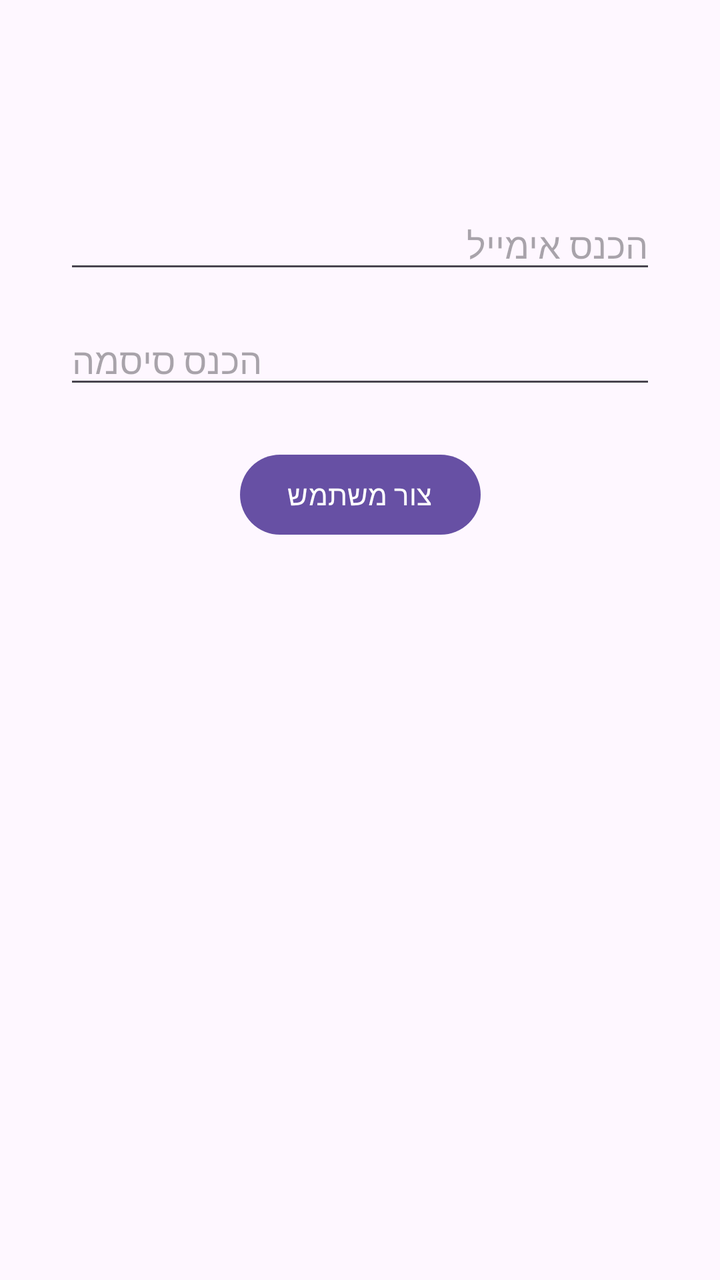
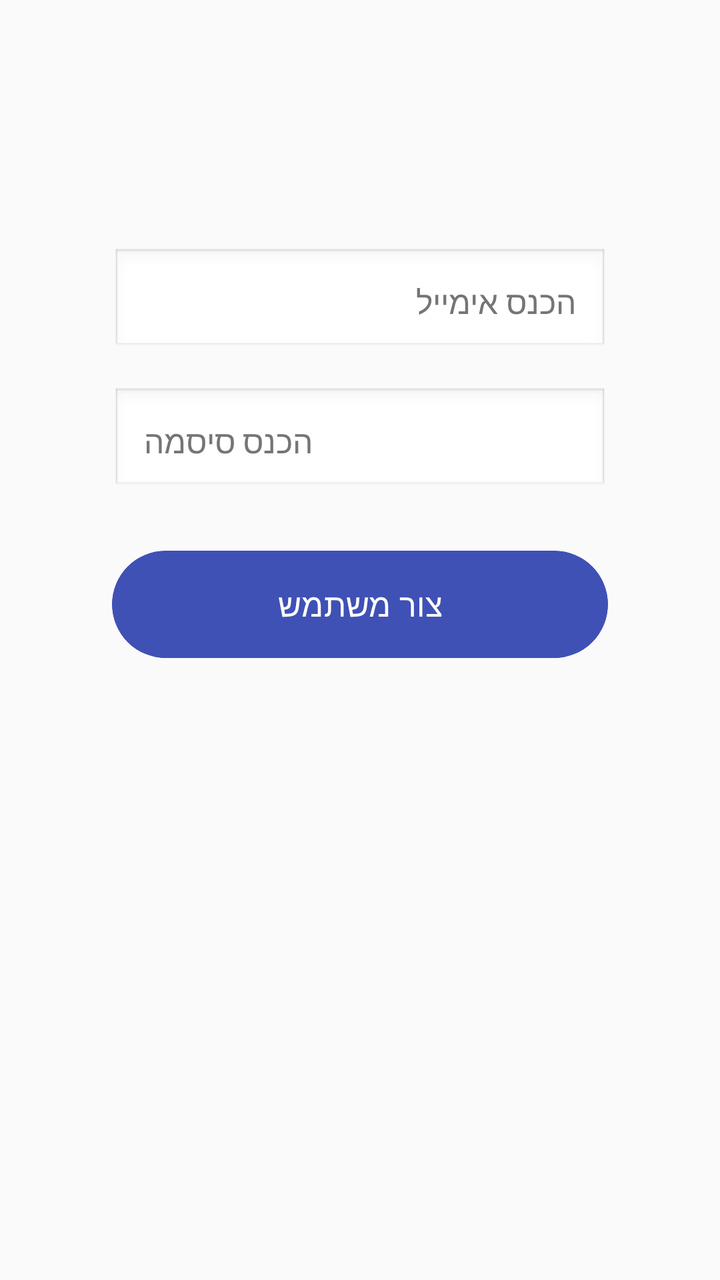

Screens rendered from an Android XML layout before and after an edit, with the pre-edit source and the edit as a unified diff.
<!-- AndroidManifest.xml: application theme Theme.MyApplication -->
<!-- res/layout/activity_register.xml -->
<?xml version="1.0" encoding="utf-8"?>
<androidx.constraintlayout.widget.ConstraintLayout xmlns:android="http://schemas.android.com/apk/res/android"
    xmlns:app="http://schemas.android.com/apk/res-auto"
    xmlns:tools="http://schemas.android.com/tools"
    android:id="@+id/main"
    android:layout_width="match_parent"
    android:layout_height="match_parent"
    tools:context=".RegisterActivity">

    
    <EditText
        android:id="@+id/eTEmail"
        android:layout_width="0dp"
        android:layout_height="wrap_content"
        android:hint="הכנס אימייל"
        android:inputType="textEmailAddress"
        app:layout_constraintTop_toTopOf="parent"
        app:layout_constraintStart_toStartOf="parent"
        app:layout_constraintEnd_toEndOf="parent"
        android:layout_marginTop="100dp"
        android:layout_marginHorizontal="32dp" />

    
    <EditText
        android:id="@+id/eTPass"
        android:layout_width="0dp"
        android:layout_height="wrap_content"
        android:hint="הכנס סיסמה"
        android:inputType="textPassword"
        app:layout_constraintTop_toBottomOf="@id/eTEmail"
        app:layout_constraintStart_toStartOf="parent"
        app:layout_constraintEnd_toEndOf="parent"
        android:layout_marginTop="16dp"
        android:layout_marginHorizontal="32dp" />

    
    <Button
        android:id="@+id/createUser"
        android:layout_width="wrap_content"
        android:layout_height="wrap_content"
        android:text="צור משתמש"
        app:layout_constraintTop_toBottomOf="@id/eTPass"
        app:layout_constraintStart_toStartOf="parent"
        app:layout_constraintEnd_toEndOf="parent"
        android:layout_marginTop="24dp" />

    
    <TextView
        android:id="@+id/tVMsg"
        android:layout_width="wrap_content"
        android:layout_height="wrap_content"
        android:text=""
        android:textSize="16sp"
        android:textColor="@android:color/black"
        app:layout_constraintTop_toBottomOf="@id/createUser"
        app:layout_constraintStart_toStartOf="parent"
        app:layout_constraintEnd_toEndOf="parent"
        android:layout_marginTop="24dp" />

</androidx.constraintlayout.widget.ConstraintLayout>
<!-- resources referenced by this layout -->
<resources>
  <style name="Theme.MyApplication" parent="Base.Theme.MyApplication" />
  <style name="Base.Theme.MyApplication" parent="Theme.Material3.DayNight.NoActionBar">
          
          
      </style>
</resources>

<!-- the commit's change to res/layout/activity_register.xml (unified diff, before → after) -->
@@ -1,10 +1,13 @@
 <?xml version="1.0" encoding="utf-8"?>
-<androidx.constraintlayout.widget.ConstraintLayout xmlns:android="http://schemas.android.com/apk/res/android"
+<androidx.constraintlayout.widget.ConstraintLayout
+    xmlns:android="http://schemas.android.com/apk/res/android"
     xmlns:app="http://schemas.android.com/apk/res-auto"
     xmlns:tools="http://schemas.android.com/tools"
     android:id="@+id/main"
     android:layout_width="match_parent"
     android:layout_height="match_parent"
+    android:padding="24dp"
+    android:background="#FAFAFA"
     tools:context=".RegisterActivity">
 
     
@@ -14,6 +17,11 @@
         android:layout_height="wrap_content"
         android:hint="הכנס אימייל"
         android:inputType="textEmailAddress"
+        android:padding="16dp"
+        android:textColor="#212121"
+        android:textColorHint="#757575"
+        android:textSize="16sp"
+        android:background="@android:drawable/edit_text"
         app:layout_constraintTop_toTopOf="parent"
         app:layout_constraintStart_toStartOf="parent"
         app:layout_constraintEnd_toEndOf="parent"
@@ -27,6 +35,11 @@
         android:layout_height="wrap_content"
         android:hint="הכנס סיסמה"
         android:inputType="textPassword"
+        android:padding="16dp"
+        android:textColor="#212121"
+        android:textColorHint="#757575"
+        android:textSize="16sp"
+        android:background="@android:drawable/edit_text"
         app:layout_constraintTop_toBottomOf="@id/eTEmail"
         app:layout_constraintStart_toStartOf="parent"
         app:layout_constraintEnd_toEndOf="parent"
@@ -36,25 +49,33 @@
     
     <Button
         android:id="@+id/createUser"
-        android:layout_width="wrap_content"
+        android:layout_width="0dp"
         android:layout_height="wrap_content"
         android:text="צור משתמש"
+        android:textColor="#FFFFFF"
+        android:textSize="16sp"
+        android:backgroundTint="#3F51B5"
+        android:padding="16dp"
+        android:layout_marginHorizontal="32dp"
+        android:layout_marginTop="24dp"
+        android:clipToOutline="true"
         app:layout_constraintTop_toBottomOf="@id/eTPass"
         app:layout_constraintStart_toStartOf="parent"
-        app:layout_constraintEnd_toEndOf="parent"
-        android:layout_marginTop="24dp" />
+        app:layout_constraintEnd_toEndOf="parent" />
 
     
     <TextView
         android:id="@+id/tVMsg"
-        android:layout_width="wrap_content"
+        android:layout_width="0dp"
         android:layout_height="wrap_content"
         android:text=""
         android:textSize="16sp"
-        android:textColor="@android:color/black"
+        android:textColor="#D32F2F"
+        android:gravity="center"
         app:layout_constraintTop_toBottomOf="@id/createUser"
         app:layout_constraintStart_toStartOf="parent"
         app:layout_constraintEnd_toEndOf="parent"
-        android:layout_marginTop="24dp" />
+        android:layout_marginTop="24dp"
+        android:layout_marginHorizontal="32dp" />
 
 </androidx.constraintlayout.widget.ConstraintLayout>
